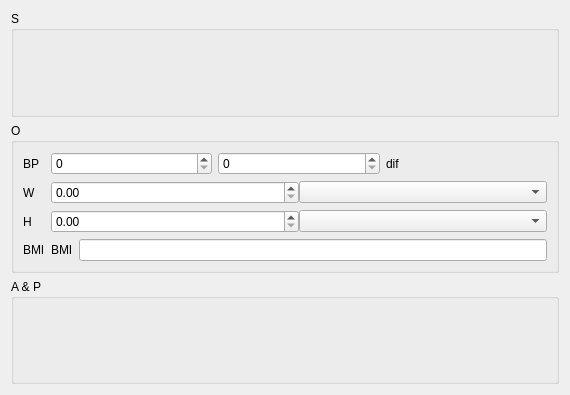
Above: global_resources/forms/subforms/generic/soap_with_biomeasurements/ui/xx/soapbio.ui from FreeHealth/freehealth before the change. Below: the same form after it.
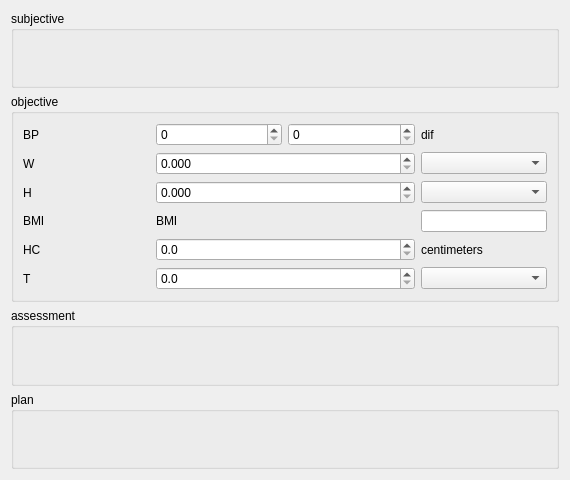
That is the form after the change.

```diff
--- a/global_resources/forms/subforms/generic/soap_with_biomeasurements/ui/xx/soapbio.ui
+++ b/global_resources/forms/subforms/generic/soap_with_biomeasurements/ui/xx/soapbio.ui
@@ -7,17 +7,17 @@
     <x>0</x>
     <y>0</y>
     <width>570</width>
-    <height>395</height>
+    <height>480</height>
    </rect>
   </property>
   <property name="windowTitle">
    <string/>
   </property>
-  <layout class="QGridLayout" name="gridLayout_4">
-   <item row="0" column="0">
+  <layout class="QVBoxLayout" name="verticalLayout">
+   <item>
     <widget class="QGroupBox" name="sGroup">
      <property name="title">
-      <string>S</string>
+      <string>subjective</string>
      </property>
      <layout class="QGridLayout" name="gridLayout_2">
       <item row="0" column="0">
@@ -26,29 +26,14 @@
      </layout>
     </widget>
    </item>
-   <item row="2" column="0">
-    <widget class="QGroupBox" name="apGroup">
-     <property name="title">
-      <string>A &amp;&amp; P</string>
-     </property>
-     <layout class="QGridLayout" name="gridLayout_3">
-      <item row="0" column="0">
-       <layout class="QHBoxLayout" name="aLayout"/>
-      </item>
-      <item row="0" column="1">
-       <layout class="QHBoxLayout" name="pLayout"/>
-      </item>
-     </layout>
-    </widget>
-   </item>
-   <item row="1" column="0">
+   <item>
     <widget class="QGroupBox" name="oGroup">
      <property name="title">
-      <string>O</string>
+      <string>objective</string>
      </property>
-     <layout class="QHBoxLayout" name="horizontalLayout_5">
+     <layout class="QHBoxLayout" name="horizontalLayout">
       <item>
-       <layout class="QFormLayout" name="formLayout">
+       <layout class="QGridLayout" name="gridLayout">
         <item row="0" column="0">
          <widget class="QLabel" name="bpLabel">
           <property name="text">
@@ -57,8 +42,6 @@
          </widget>
         </item>
         <item row="0" column="1">
-         <layout class="QHBoxLayout" name="horizontalLayout">
-          <item>
            <widget class="QSpinBox" name="bpSyst">
             <property name="maximum">
              <number>300</number>
@@ -68,7 +51,7 @@
             </property>
            </widget>
           </item>
-          <item>
+        <item row="0" column="2">
            <widget class="QSpinBox" name="bpDiast">
             <property name="maximum">
              <number>300</number>
@@ -78,15 +61,13 @@
             </property>
            </widget>
           </item>
-          <item>
+        <item row="0" column="3">
            <widget class="QLabel" name="bpPulse">
             <property name="text">
              <string>dif</string>
             </property>
            </widget>
           </item>
-         </layout>
-        </item>
         <item row="1" column="0">
          <widget class="QLabel" name="wLabel">
           <property name="text">
@@ -94,26 +75,28 @@
           </property>
          </widget>
         </item>
-        <item row="1" column="1">
-         <layout class="QHBoxLayout" name="horizontalLayout_3">
-          <property name="spacing">
-           <number>0</number>
-          </property>
-          <item>
+        <item row="1" column="1" colspan="2">
            <widget class="QDoubleSpinBox" name="weight">
+          <property name="decimals">
+           <number>3</number>
+          </property>
             <property name="maximum">
              <double>1000000.000000000000000</double>
             </property>
            </widget>
           </item>
-          <item>
+        <item row="1" column="3">
            <widget class="QComboBox" name="weightUnit">
+          <property name="sizePolicy">
+           <sizepolicy hsizetype="Minimum" vsizetype="Fixed">
+            <horstretch>0</horstretch>
+            <verstretch>0</verstretch>
+           </sizepolicy>
+          </property>
             <property name="focusPolicy">
              <enum>Qt::StrongFocus</enum>
             </property>
            </widget>
-          </item>
-         </layout>
         </item>
         <item row="2" column="0">
          <widget class="QLabel" name="hLabel">
@@ -122,26 +105,31 @@
           </property>
          </widget>
         </item>
-        <item row="2" column="1">
-         <layout class="QHBoxLayout" name="horizontalLayout_4">
-          <property name="spacing">
-           <number>0</number>
-          </property>
-          <item>
+        <item row="2" column="1" colspan="2">
            <widget class="QDoubleSpinBox" name="height">
+          <property name="decimals">
+           <number>3</number>
+          </property>
+          <property name="minimum">
+           <double>0.000000000000000</double>
+          </property>
             <property name="maximum">
              <double>1000.000000000000000</double>
             </property>
            </widget>
           </item>
-          <item>
+        <item row="2" column="3">
            <widget class="QComboBox" name="heightUnit">
+          <property name="sizePolicy">
+           <sizepolicy hsizetype="Minimum" vsizetype="Fixed">
+            <horstretch>0</horstretch>
+            <verstretch>0</verstretch>
+           </sizepolicy>
+          </property>
             <property name="focusPolicy">
              <enum>Qt::StrongFocus</enum>
             </property>
            </widget>
-          </item>
-         </layout>
         </item>
         <item row="3" column="0">
          <widget class="QLabel" name="bmiLabel">
@@ -151,27 +139,104 @@
          </widget>
         </item>
         <item row="3" column="1">
-         <layout class="QHBoxLayout" name="horizontalLayout_2">
-          <item>
            <widget class="QLabel" name="bmiValueLabel">
+          <property name="sizePolicy">
+           <sizepolicy hsizetype="Minimum" vsizetype="Preferred">
+            <horstretch>0</horstretch>
+            <verstretch>0</verstretch>
+           </sizepolicy>
+          </property>
             <property name="text">
              <string>BMI</string>
             </property>
            </widget>
           </item>
-          <item>
+        <item row="3" column="3">
            <widget class="QLineEdit" name="bmiValueLineEdit">
+          <property name="sizePolicy">
+           <sizepolicy hsizetype="Minimum" vsizetype="Fixed">
+            <horstretch>0</horstretch>
+            <verstretch>0</verstretch>
+           </sizepolicy>
+          </property>
             <property name="readOnly">
              <bool>true</bool>
             </property>
            </widget>
           </item>
-         </layout>
-        </item>
+        <item row="4" column="0">
+         <widget class="QLabel" name="headCircumferenceLabel">
+          <property name="text">
+           <string>HC</string>
+          </property>
+         </widget>
+        </item>
+        <item row="4" column="1" colspan="2">
+         <widget class="QDoubleSpinBox" name="headCircumferenceValue">
+          <property name="decimals">
+           <number>1</number>
+          </property>
+         </widget>
+        </item>
+        <item row="5" column="0">
+         <widget class="QLabel" name="temperatureLabel">
+          <property name="text">
+           <string>T</string>
+          </property>
+         </widget>
+        </item>
+        <item row="5" column="1" colspan="2">
+         <widget class="QDoubleSpinBox" name="temperatureValue">
+          <property name="decimals">
+           <number>1</number>
+          </property>
+          <property name="maximum">
+           <double>150.000000000000000</double>
+          </property>
+         </widget>
+        </item>
+        <item row="5" column="3">
+         <widget class="QComboBox" name="temperatureUnit"/>
+        </item>
+        <item row="4" column="3">
+         <widget class="QLabel" name="HeadCircumferenceUnitLabel">
+          <property name="text">
+           <string>centimeters</string>
+          </property>
+         </widget>
+        </item>
+       </layout>
+      </item>
+      <item>
+       <layout class="QVBoxLayout" name="oLayout">
+        <property name="sizeConstraint">
+         <enum>QLayout::SetMaximumSize</enum>
+        </property>
        </layout>
       </item>
+     </layout>
+    </widget>
+   </item>
       <item>
-       <layout class="QVBoxLayout" name="oLayout"/>
+    <widget class="QGroupBox" name="aGroup">
+     <property name="title">
+      <string>assessment</string>
+     </property>
+     <layout class="QGridLayout" name="gridLayout_3">
+      <item row="0" column="0">
+       <layout class="QHBoxLayout" name="aLayout"/>
+      </item>
+     </layout>
+    </widget>
+   </item>
+   <item>
+    <widget class="QGroupBox" name="pGroup">
+     <property name="title">
+      <string>plan</string>
+     </property>
+     <layout class="QVBoxLayout" name="verticalLayout_2">
+      <item>
+       <layout class="QHBoxLayout" name="pLayout"/>
       </item>
      </layout>
     </widget>
```
Lines whose indentation alone changed are shown as unchanged.
